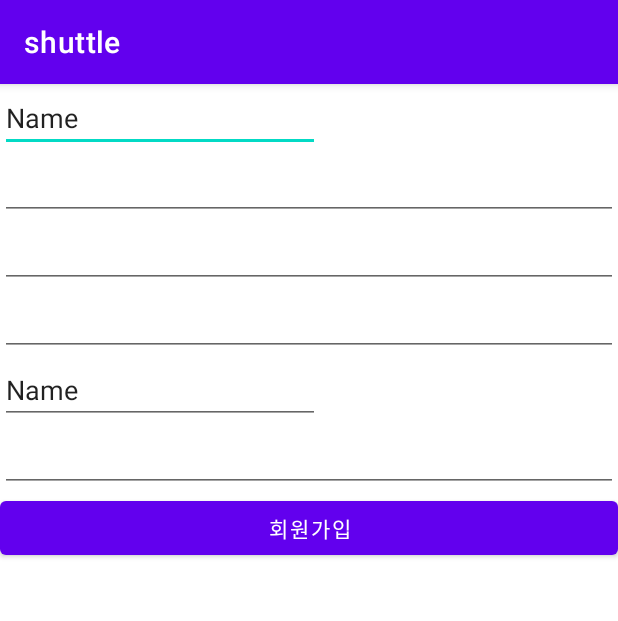
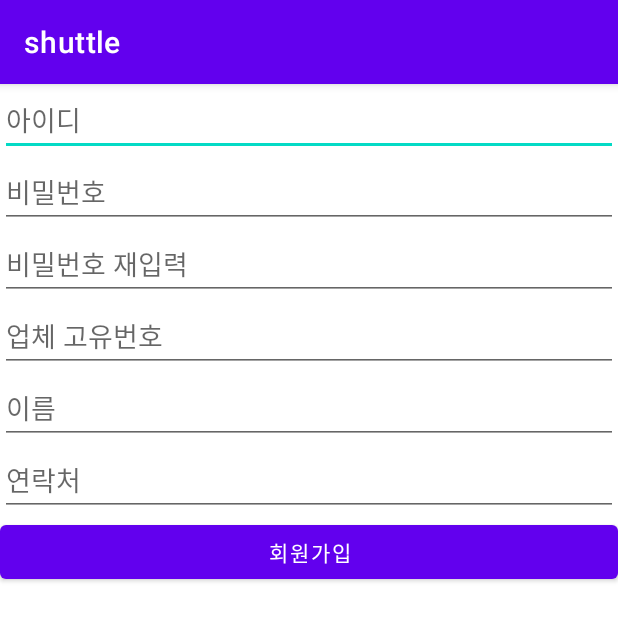
Before and after one commit to wookoo/shuttle-tracker, an Android app: the screen it shows after launch (RegisterActivity), on a phone screen of 412 x 824 dp. Shown: the top 621 px of the screen. Run offline under Robolectric (Android 15) with nearby library versions, the phone set to English and light mode, and no system bars; libraries missing offline, so code that uses them is left out: com.naver.maps.

Commit message:
회원가입 추가중

```diff
--- a/app/src/main/java/me/synology/wookoo/shuttle/RegisterActivity.java
+++ b/app/src/main/java/me/synology/wookoo/shuttle/RegisterActivity.java
@@ -3,12 +3,29 @@ package me.synology.wookoo.shuttle;
 import androidx.appcompat.app.AppCompatActivity;
 
 import android.os.Bundle;
+import android.widget.Button;
+import android.widget.EditText;
 
 public class RegisterActivity extends AppCompatActivity {
+    EditText IDText,passWordText,passWordReText,primaryText,nameText,phoneText;
+    Button registerBtn;
 
     @Override
     protected void onCreate(Bundle savedInstanceState) {
         super.onCreate(savedInstanceState);
         setContentView(R.layout.activity_register);
+
+        IDText = findViewById(R.id.editTextRegisterID);
+        passWordText = findViewById(R.id.editTextRegisterPassword);
+        passWordReText = findViewById(R.id.editTextRegisterPasswordRe);
+        primaryText = findViewById(R.id.editTextRegisterPrimary);
+        nameText = findViewById(R.id.editTextRegisterName);
+        phoneText = findViewById(R.id.editTextRegisterPhone);
+        registerBtn = findViewById(R.id.registerBtn);
+
+
+
+
+
     }
 }
--- a/app/src/main/res/layout/activity_register.xml
+++ b/app/src/main/res/layout/activity_register.xml
@@ -12,45 +12,51 @@
         android:orientation="vertical">
 
         <EditText
-            android:id="@+id/editTextTextPersonName"
-            android:layout_width="wrap_content"
+            android:id="@+id/editTextRegisterID"
+            android:layout_width="match_parent"
             android:layout_height="wrap_content"
             android:ems="10"
             android:inputType="textPersonName"
-            android:text="Name" />
+            android:hint="아이디" />
 
         <EditText
-            android:id="@+id/editTextTextPassword"
+            android:id="@+id/editTextRegisterPassword"
             android:layout_width="match_parent"
             android:layout_height="wrap_content"
             android:ems="10"
+            android:hint="비밀번호"
             android:inputType="textPassword" />
 
         <EditText
-            android:id="@+id/editTextTextPassword2"
+            android:id="@+id/editTextRegisterPasswordRe"
             android:layout_width="match_parent"
             android:layout_height="wrap_content"
             android:ems="10"
+            android:hint="비밀번호 재입력"
             android:inputType="textPassword" />
 
         <EditText
-            android:id="@+id/editTextNumber"
+            android:id="@+id/editTextRegisterPrimary"
             android:layout_width="match_parent"
             android:layout_height="wrap_content"
             android:ems="10"
+            android:hint="업체 고유번호"
             android:inputType="number" />
         <EditText
-            android:id="@+id/editTextTextPersonNam1"
-            android:layout_width="wrap_content"
+            android:id="@+id/editTextRegisterName"
+            android:layout_width="match_parent"
             android:layout_height="wrap_content"
             android:ems="10"
             android:inputType="textPersonName"
-            android:text="Name" />
+            android:hint="이름" />
       <EditText
+          android:id="@+id/editTextRegisterPhone"
           android:layout_width="match_parent"
           android:layout_height="wrap_content"
+          android:hint="연락처"
           android:inputType="phone"/>
         <Button
+            android:id="@+id/registerBtn"
             android:layout_width="match_parent"
             android:layout_height="wrap_content"
             android:text="회원가입"/>
```
